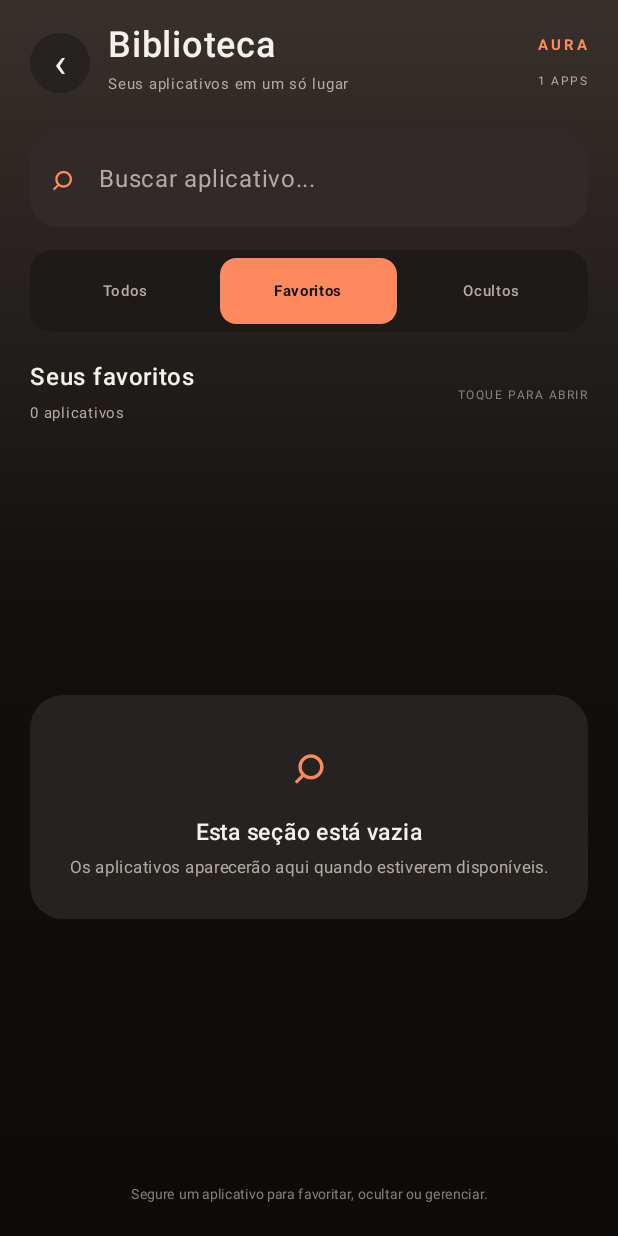
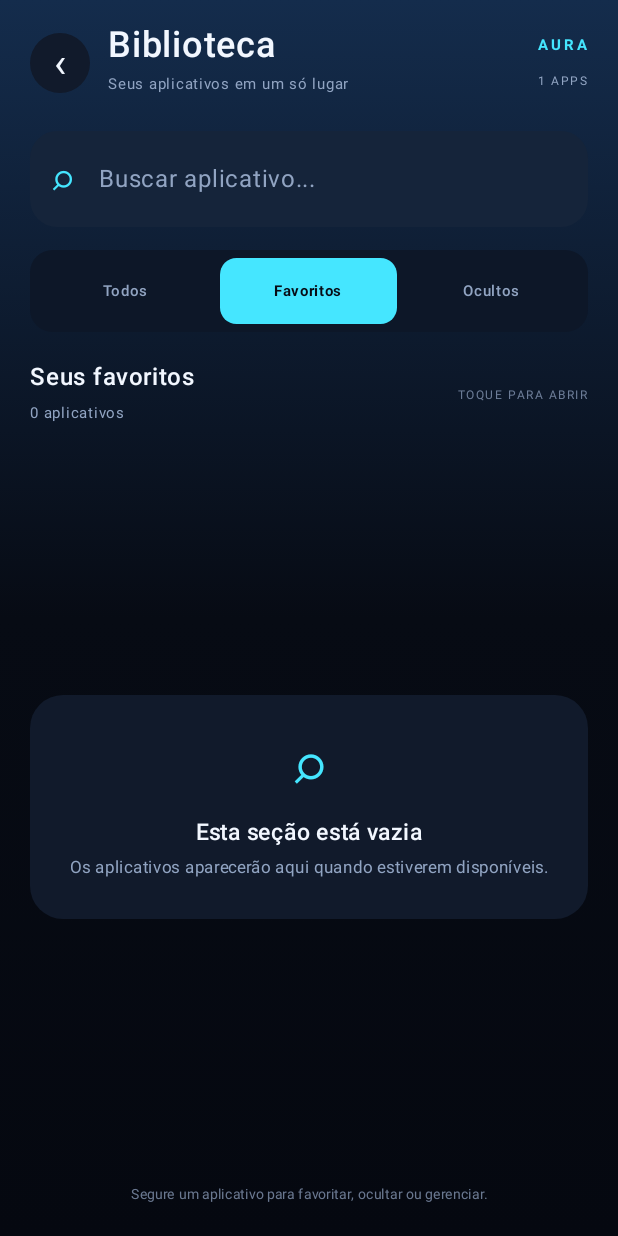
Before and after one commit to matheusvini-art/AURA-Launcher, an Android app built with Jetpack Compose: the screen it shows after launch (MainActivity), after a tap on "Favoritos", on a phone screen of 412 x 824 dp. Run offline under Robolectric (Android 15) with nearby library versions, the phone set to English and light mode, and no system bars; 1 other tap on this screen came first.

Commit message:
style: introduce futuristic AURA midnight and neon visual system

```diff
--- a/app/src/main/java/com/auralauncher/MainActivity.kt
+++ b/app/src/main/java/com/auralauncher/MainActivity.kt
@@ -365,17 +365,17 @@ private fun decodeFolders(raw: String?): List<AppFolder> {
     }
 }
 
-private val AuraBlack = Color(0xFF11100F)
-private val AuraPanel = Color(0xFF252321)
-private val AuraPanelRaised = Color(0xFF302C29)
-private val AuraMuted = Color(0xFFB4AAA2)
-private val AuraWhite = Color(0xFFF5F0EA)
+private val AuraBlack = Color(0xFF070B14)
+private val AuraPanel = Color(0xFF111A2B)
+private val AuraPanelRaised = Color(0xFF18243A)
+private val AuraMuted = Color(0xFF91A4C2)
+private val AuraWhite = Color(0xFFF2F7FF)
 private val AccentOptions = listOf(
-    Color(0xFFFF895F),
-    Color(0xFFE8CBB4),
-    Color(0xFFB9C8B5),
-    Color(0xFFD9B8C6),
-    Color(0xFFE7B96F)
+    Color(0xFF45E6FF),
+    Color(0xFF8B7CFF),
+    Color(0xFFB6FF5C),
+    Color(0xFFFF5EC4),
+    Color(0xFF4F9CFF)
 )
 
 @Composable
@@ -442,7 +442,7 @@ private fun AuraLauncher(
     val background = if (themeMode == 1) {
         Brush.verticalGradient(listOf(Color.Black, Color(0xFF050505), Color.Black))
     } else {
-        Brush.verticalGradient(listOf(Color(0xFF3A3430), AuraBlack, Color(0xFF0C0B0A)))
+        Brush.verticalGradient(listOf(Color(0xFF132642), AuraBlack, Color(0xFF050810)))
     }
     val appMap = remember(apps) { apps.associateBy { it.packageName } }
     val favoriteApps = apps.filter { it.packageName in favorites && it.packageName !in hidden }
@@ -633,7 +633,7 @@ private fun HomeScreen(
             .fillMaxSize()
             .background(
                 Brush.verticalGradient(
-                    listOf(Color(0xFF3B3430), Color(0xFF171514), Color(0xFF0C0B0A))
+                    listOf(Color(0xFF142C4C), Color(0xFF0B1424), Color(0xFF050810))
                 )
             )
             .padding(horizontal = 22.dp, vertical = 16.dp),
@@ -737,7 +737,7 @@ private fun HomeScreen(
                     .fillMaxWidth()
                     .clickable { onOpenDrawer() },
                 shape = RoundedCornerShape(19.dp),
-                colors = CardDefaults.cardColors(containerColor = Color(0xFF2E2926))
+                colors = CardDefaults.cardColors(containerColor = Color(0xFF14243B))
             ) {
                 Row(
                     modifier = Modifier.padding(horizontal = 16.dp, vertical = 15.dp),
@@ -764,7 +764,7 @@ private fun HomeScreen(
                         .fillMaxWidth()
                         .background(
                             Brush.linearGradient(
-                                listOf(Color(0xFF57463C), Color(0xFF342A25), Color(0xFF211C19))
+                                listOf(Color(0xFF174A68), Color(0xFF172B4B), Color(0xFF111A31))
                             )
                         )
                         .padding(19.dp)
@@ -792,7 +792,7 @@ private fun HomeScreen(
                             Spacer(Modifier.height(7.dp))
                             Text(
                                 "${favorites.size} favoritos  ·  ${recentApps.size} recentes  ·  ${folders.size} pastas",
-                                color = Color(0xFFD2C5B9),
+                                color = Color(0xFFB9CBE5),
                                 fontSize = 10.sp
                             )
                         }
@@ -868,7 +868,7 @@ private fun HomeScreen(
                             Card(
                                 modifier = Modifier.weight(1f).clickable { onLaunch(app) },
                                 shape = RoundedCornerShape(18.dp),
-                                colors = CardDefaults.cardColors(containerColor = Color(0xFF292421))
+                                colors = CardDefaults.cardColors(containerColor = Color(0xFF142239))
                             ) {
                                 Row(
                                     modifier = Modifier.fillMaxWidth().padding(horizontal = 12.dp, vertical = 13.dp),
@@ -991,7 +991,7 @@ private fun HomeScreen(
 
         Card(
             modifier = Modifier.fillMaxWidth(),
-            colors = CardDefaults.cardColors(containerColor = Color(0xFF2E2926)),
+            colors = CardDefaults.cardColors(containerColor = Color(0xFF14243B)),
             shape = RoundedCornerShape(23.dp)
         ) {
             Row(
@@ -1034,7 +1034,7 @@ private fun DrawerScreen(
 ) {
     Column(
         modifier = Modifier.fillMaxSize()
-            .background(Brush.verticalGradient(listOf(Color(0xFF38302C), AuraBlack, Color(0xFF0C0B0A))))
+            .background(Brush.verticalGradient(listOf(Color(0xFF142C4C), AuraBlack, Color(0xFF050810))))
             .padding(horizontal = 20.dp, vertical = 16.dp)
     ) {
         Row(verticalAlignment = Alignment.CenterVertically) {
@@ -1059,7 +1059,7 @@ private fun DrawerScreen(
         Spacer(Modifier.height(19.dp))
         Card(
             modifier = Modifier.fillMaxWidth(),
-            colors = CardDefaults.cardColors(containerColor = Color(0xFF302B28)),
+            colors = CardDefaults.cardColors(containerColor = Color(0xFF15243A)),
             shape = RoundedCornerShape(18.dp)
         ) {
             Row(
@@ -1097,7 +1097,7 @@ private fun DrawerScreen(
         Spacer(Modifier.height(15.dp))
         Card(
             modifier = Modifier.fillMaxWidth(),
-            colors = CardDefaults.cardColors(containerColor = Color(0xFF1D1A18)),
+            colors = CardDefaults.cardColors(containerColor = Color(0xFF0D1728)),
             shape = RoundedCornerShape(15.dp)
         ) {
             Row(
@@ -1175,7 +1175,7 @@ private fun DrawerScreen(
                     Card(
                         modifier = Modifier.fillMaxWidth(),
                         shape = RoundedCornerShape(17.dp),
-                        colors = CardDefaults.cardColors(containerColor = Color(0xFF292421))
+                        colors = CardDefaults.cardColors(containerColor = Color(0xFF142239))
                     ) {
                         AppIcon(
                             app = app,
@@ -1254,7 +1254,7 @@ private fun SettingsScreen(
     val accent = AccentOptions[accentIndex]
     Column(
         modifier = Modifier.fillMaxSize()
-            .background(Brush.verticalGradient(listOf(Color(0xFF38302C), AuraBlack)))
+            .background(Brush.verticalGradient(listOf(Color(0xFF142C4C), AuraBlack)))
             .verticalScroll(rememberScrollState())
             .padding(horizontal = 21.dp, vertical = 16.dp)
     ) {
@@ -1295,7 +1295,7 @@ private fun SettingsScreen(
                     )
                     Text(
                         if (isDefault) "O AURA está cuidando da sua tela inicial." else "Escolha o AURA como tela inicial do Android.",
-                        color = Color(0xFFD2C5B9),
+                        color = Color(0xFFB9CBE5),
                         fontSize = 10.sp
                     )
                 }
@@ -1334,7 +1334,7 @@ private fun SettingsScreen(
         SettingCard {
             Text("Tema", color = AuraWhite, fontWeight = FontWeight.SemiBold, fontSize = 13.sp)
             Row(horizontalArrangement = Arrangement.spacedBy(9.dp)) {
-                ThemePreview("Graphite", themeMode == 0, Color(0xFF292421), accent) { onTheme(0) }
+                ThemePreview("Graphite", themeMode == 0, Color(0xFF142239), accent) { onTheme(0) }
                 ThemePreview("AMOLED", themeMode == 1, Color(0xFF050505), accent) { onTheme(1) }
             }
             Divider(color = Color.White.copy(alpha = 0.08f))
@@ -1413,7 +1413,7 @@ private fun SettingsScreen(
         Card(
             modifier = Modifier.fillMaxWidth(),
             shape = RoundedCornerShape(20.dp),
-            colors = CardDefaults.cardColors(containerColor = Color(0xFF292421))
+            colors = CardDefaults.cardColors(containerColor = Color(0xFF142239))
         ) {
             Column(modifier = Modifier.padding(17.dp)) {
                 Row(verticalAlignment = Alignment.CenterVertically) {
@@ -1478,7 +1478,7 @@ private fun ThemePreview(
 ) {
     Column(
         modifier = Modifier.width(120.dp).clip(RoundedCornerShape(15.dp))
-            .background(Color(0xFF3A302B)).clickable { onClick() }.padding(8.dp)
+            .background(Color(0xFF182B45)).clickable { onClick() }.padding(8.dp)
     ) {
         Box(
             modifier = Modifier.fillMaxWidth().height(56.dp).clip(RoundedCornerShape(10.dp))
@@ -1538,7 +1538,7 @@ private fun ChoiceChip(label: String, selected: Boolean, accent: Color, onClick:
         fontWeight = FontWeight.SemiBold,
         fontSize = 11.sp,
         modifier = Modifier.clip(RoundedCornerShape(12.dp))
-            .background(if (selected) accent else Color(0xFF39322E))
+            .background(if (selected) accent else Color(0xFF1D3452))
             .clickable { onClick() }
             .padding(horizontal = 15.dp, vertical = 9.dp)
     )
```
